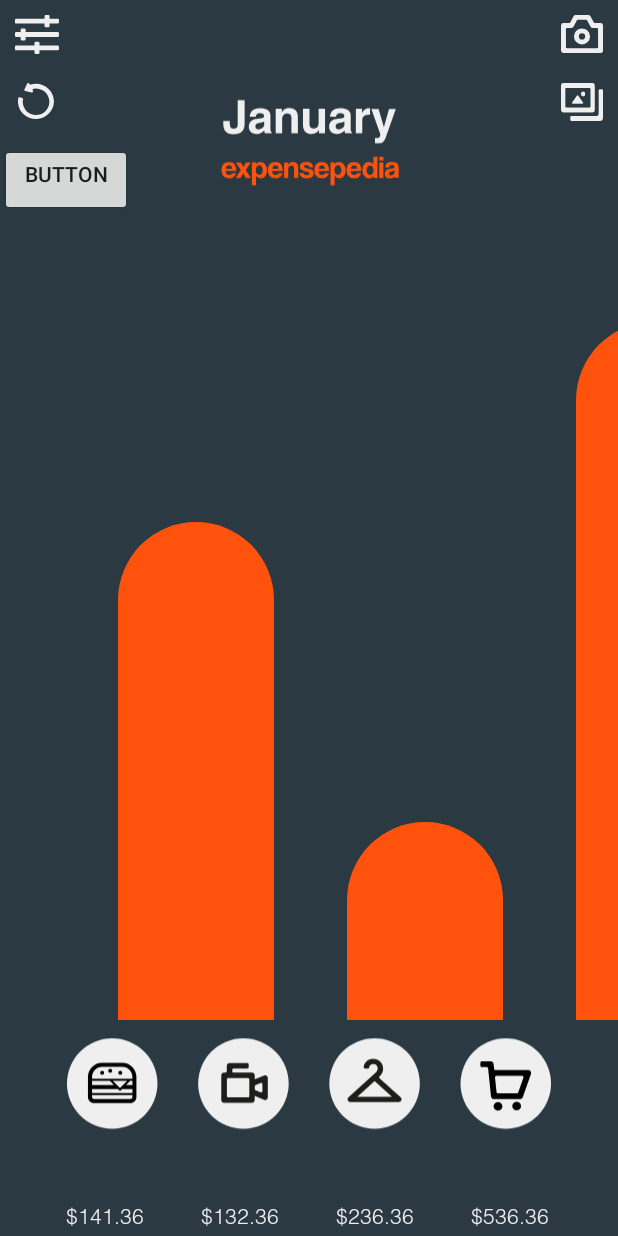
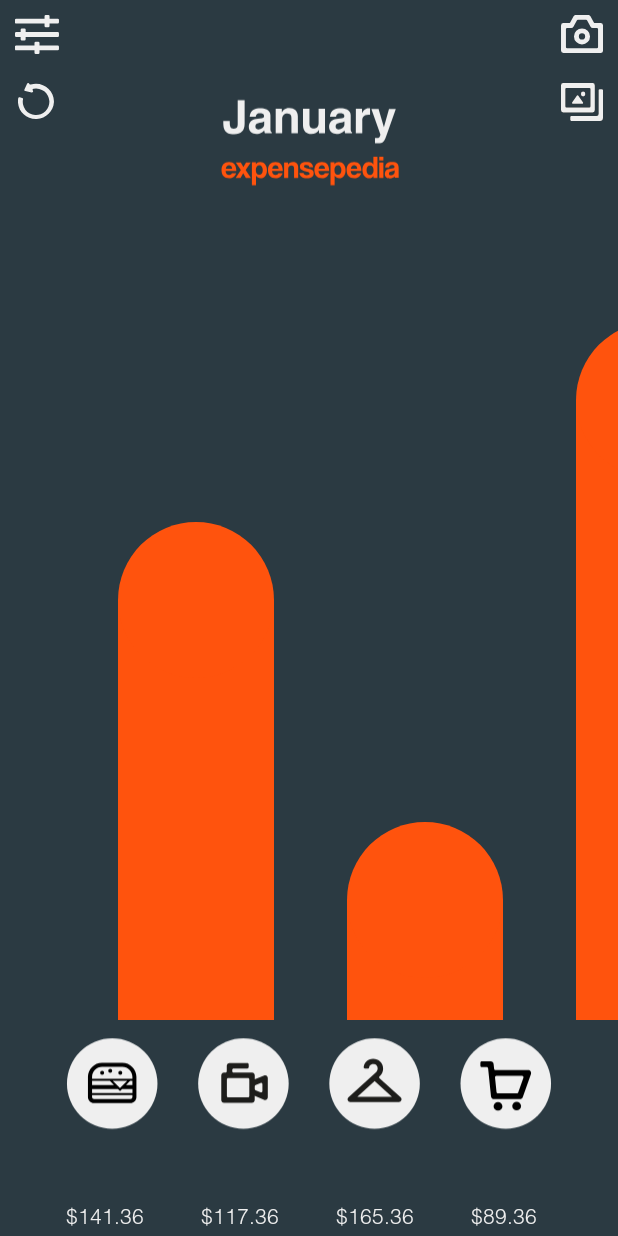
Before and after one commit to xhuang98/Expensepedia, an Android app: the screen it shows after launch (MainActivity), on a phone screen of 412 x 824 dp. Run offline under Robolectric (Android 15) with nearby library versions, the phone set to English and light mode, and no system bars; our stand-ins replace Firebase (no records; nobody signed in at launch, a user with empty details on screens opened directly).

Commit message:
Changed a few demonstration values

```diff
--- a/app/src/main/java/uofthacks/expensepedia/MainActivity.java
+++ b/app/src/main/java/uofthacks/expensepedia/MainActivity.java
@@ -52,7 +52,7 @@ public class MainActivity extends AppCompatActivity {
 
         ImageButton button = findViewById(R.id.button);
         ImageButton historyBtn = findViewById(R.id.history);
-        Button listViewBtn = findViewById(R.id.listViewBtn);
+        ImageButton listViewBtn = findViewById(R.id.listViewBtn);
 
         listViewBtn.setOnClickListener(new View.OnClickListener() {
             @Override
--- a/app/src/main/java/uofthacks/expensepedia/ManualSortActivity.java
+++ b/app/src/main/java/uofthacks/expensepedia/ManualSortActivity.java
@@ -34,7 +34,7 @@ public class ManualSortActivity extends AppCompatActivity {
         itemsList = new ArrayList<>();
         itemsList.add(new Item("Banana", 4.56, "Groceries"));
         itemsList.add(new Item("Shoes", 4.56, "Groceries"));
-        itemsList.add(new Item("Cocaine", 4.56, "Groceries"));
+        itemsList.add(new Item("Dragon Fruit", 4.56, "Groceries"));
         itemsList.add(new Item("Basketball", 4.56, "Groceries"));
 
         mAdapter = new ItemAdapter(this, itemsList);
--- a/app/src/main/res/layout/activity_main.xml
+++ b/app/src/main/res/layout/activity_main.xml
@@ -14,13 +14,15 @@
         android:layout_height="wrap_content"
         app:srcCompat="@drawable/ic_january" />
 
-    <ImageView
-        android:id="@+id/settings"
+    <ImageButton
+        android:id="@+id/listViewBtn"
         android:layout_width="wrap_content"
         android:layout_height="wrap_content"
         android:layout_marginStart="10dp"
         android:layout_marginLeft="10dp"
         android:layout_marginTop="10dp"
+        android:background="@android:color/transparent"
+        android:clickable="true"
         app:layout_constraintStart_toStartOf="parent"
         app:layout_constraintTop_toTopOf="parent"
         app:srcCompat="@drawable/ic_settings_icon" />
@@ -51,16 +53,6 @@
         app:layout_constraintTop_toTopOf="parent"
         app:srcCompat="@drawable/ic_camera_icon" />
 
-    <Button
-        android:id="@+id/listViewBtn"
-        android:layout_width="wrap_content"
-        android:layout_height="wrap_content"
-        android:layout_marginTop="96dp"
-        android:clickable="true"
-        android:gravity="center_horizontal"
-        android:text="Button"
-        app:layout_constraintTop_toTopOf="parent"
-        tools:layout_editor_absoluteX="16dp" />
 
     <ImageView
         android:id="@+id/imageView"
@@ -107,7 +99,7 @@
         android:layout_marginStart="38dp"
         android:layout_marginLeft="8dp"
         android:layout_marginBottom="4dp"
-        android:text="$132.36"
+        android:text="$117.36"
         android:textColor="@color/wh"
         app:fontFamily="@font/helveticaltstd_light"
         app:layout_constraintBottom_toBottomOf="parent"
@@ -121,7 +113,7 @@
         android:layout_marginStart="38dp"
         android:layout_marginLeft="8dp"
         android:layout_marginBottom="4dp"
-        android:text="$236.36"
+        android:text="$165.36"
         android:textColor="@color/wh"
         app:fontFamily="@font/helveticaltstd_light"
         app:layout_constraintBottom_toBottomOf="parent"
@@ -135,7 +127,7 @@
         android:layout_marginStart="38dp"
         android:layout_marginLeft="8dp"
         android:layout_marginBottom="4dp"
-        android:text="$536.36"
+        android:text="$89.36"
         android:textColor="@color/wh"
         app:fontFamily="@font/helveticaltstd_light"
         app:layout_constraintBottom_toBottomOf="parent"
```
